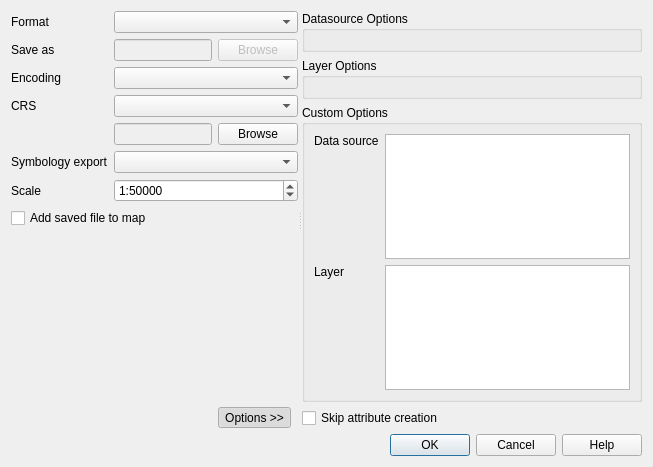
Above: src/ui/qgsvectorlayersaveasdialogbase.ui from qgis/QGIS before the change. Below: the same form after it.
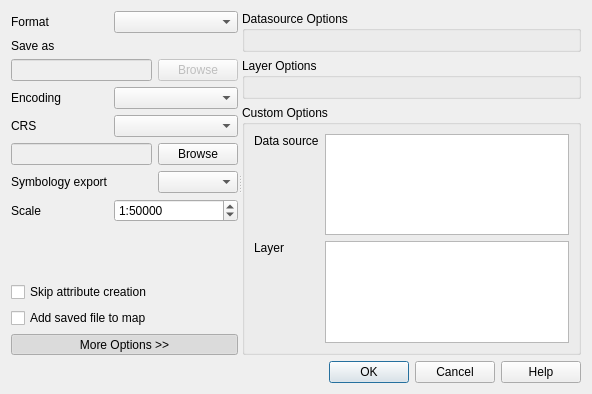
That is the form after the change. Custom widgets are drawn as their Qt base class.

The edit to the form file:
```diff
--- a/src/ui/qgsvectorlayersaveasdialogbase.ui
+++ b/src/ui/qgsvectorlayersaveasdialogbase.ui
@@ -6,8 +6,8 @@
    <rect>
     <x>0</x>
     <y>0</y>
-    <width>653</width>
-    <height>467</height>
+    <width>592</width>
+    <height>394</height>
    </rect>
   </property>
   <property name="sizePolicy">
@@ -46,29 +46,6 @@
         </property>
         <widget class="QWidget" name="widget" native="true">
          <layout class="QGridLayout" name="gridLayout_4">
-          <item row="2" column="1" colspan="2">
-           <widget class="QComboBox" name="mEncodingComboBox"/>
-          </item>
-          <item row="6" column="1" colspan="2">
-           <widget class="QSpinBox" name="mScaleSpinBox">
-            <property name="prefix">
-             <string>1:</string>
-            </property>
-            <property name="maximum">
-             <number>999999999</number>
-            </property>
-            <property name="value">
-             <number>50000</number>
-            </property>
-           </widget>
-          </item>
-          <item row="6" column="0">
-           <widget class="QLabel" name="mScaleLabel">
-            <property name="text">
-             <string>Scale</string>
-            </property>
-           </widget>
-          </item>
           <item row="1" column="0">
            <widget class="QLabel" name="label">
             <property name="text">
@@ -79,17 +56,20 @@
             </property>
            </widget>
           </item>
-          <item row="0" column="1" colspan="2">
-           <widget class="QComboBox" name="mFormatComboBox"/>
-          </item>
-          <item row="4" column="2">
-           <widget class="QPushButton" name="browseCRS">
+          <item row="4" column="0">
+           <widget class="QLabel" name="label_3">
             <property name="text">
-             <string>Browse</string>
+             <string>CRS</string>
+            </property>
+            <property name="buddy">
+             <cstring>leCRS</cstring>
             </property>
            </widget>
           </item>
-          <item row="4" column="1">
+          <item row="6" column="2">
+           <widget class="QComboBox" name="mSymbologyExportComboBox"/>
+          </item>
+          <item row="5" column="0" colspan="2">
            <widget class="QLineEdit" name="leCRS">
             <property name="enabled">
              <bool>false</bool>
@@ -99,68 +79,38 @@
             </property>
            </widget>
           </item>
-          <item row="3" column="1" colspan="2">
+          <item row="4" column="1" colspan="2">
            <widget class="QComboBox" name="mCRSSelection"/>
           </item>
-          <item row="10" column="2">
-           <widget class="QToolButton" name="mOptionsButton">
-            <property name="text">
-             <string>Options &gt;&gt;</string>
-            </property>
-            <property name="checkable">
-             <bool>true</bool>
-            </property>
-            <property name="checked">
-             <bool>true</bool>
-            </property>
-           </widget>
-          </item>
-          <item row="1" column="1">
+          <item row="2" column="0" colspan="2">
            <widget class="QLineEdit" name="leFilename">
             <property name="enabled">
              <bool>false</bool>
             </property>
            </widget>
           </item>
-          <item row="1" column="2">
-           <widget class="QPushButton" name="browseFilename">
-            <property name="enabled">
-             <bool>false</bool>
-            </property>
-            <property name="text">
-             <string>Browse</string>
-            </property>
-           </widget>
+          <item row="3" column="1" colspan="2">
+           <widget class="QComboBox" name="mEncodingComboBox"/>
           </item>
-          <item row="3" column="0">
-           <widget class="QLabel" name="label_3">
+          <item row="7" column="0">
+           <widget class="QLabel" name="mScaleLabel">
             <property name="text">
-             <string>CRS</string>
+             <string>Scale</string>
             </property>
             <property name="buddy">
              <cstring>leCRS</cstring>
             </property>
            </widget>
           </item>
-          <item row="8" column="0" colspan="2">
+          <item row="10" column="0" colspan="2">
            <widget class="QCheckBox" name="mAddToCanvas">
             <property name="text">
              <string>Add saved file to map</string>
             </property>
            </widget>
           </item>
-          <item row="5" column="1" colspan="2">
-           <widget class="QComboBox" name="mSymbologyExportComboBox"/>
-          </item>
-          <item row="2" column="0">
-           <widget class="QLabel" name="label_4">
-            <property name="text">
-             <string>Encoding</string>
-            </property>
-            <property name="buddy">
-             <cstring>mEncodingComboBox</cstring>
-            </property>
-           </widget>
+          <item row="0" column="1" colspan="2">
+           <widget class="QComboBox" name="mFormatComboBox"/>
           </item>
           <item row="0" column="0">
            <widget class="QLabel" name="label_2">
@@ -172,15 +122,8 @@
             </property>
            </widget>
           </item>
-          <item row="5" column="0">
-           <widget class="QLabel" name="mSymbologyExportLabel">
-            <property name="text">
-             <string>Symbology export</string>
-            </property>
-           </widget>
-          </item>
-          <item row="9" column="0" colspan="3">
-           <spacer name="verticalSpacer">
+          <item row="8" column="1">
+           <spacer name="verticalSpacer_3">
             <property name="orientation">
              <enum>Qt::Vertical</enum>
             </property>
@@ -192,6 +135,85 @@
             </property>
            </spacer>
           </item>
+          <item row="7" column="1" colspan="2">
+           <widget class="QSpinBox" name="mScaleSpinBox">
+            <property name="prefix">
+             <string>1:</string>
+            </property>
+            <property name="maximum">
+             <number>999999999</number>
+            </property>
+            <property name="value">
+             <number>50000</number>
+            </property>
+           </widget>
+          </item>
+          <item row="6" column="0">
+           <widget class="QLabel" name="mSymbologyExportLabel">
+            <property name="text">
+             <string>Symbology export</string>
+            </property>
+           </widget>
+          </item>
+          <item row="3" column="0">
+           <widget class="QLabel" name="label_4">
+            <property name="text">
+             <string>Encoding</string>
+            </property>
+            <property name="buddy">
+             <cstring>mEncodingComboBox</cstring>
+            </property>
+           </widget>
+          </item>
+          <item row="5" column="2">
+           <widget class="QPushButton" name="browseCRS">
+            <property name="text">
+             <string>Browse</string>
+            </property>
+           </widget>
+          </item>
+          <item row="9" column="0" colspan="2">
+           <widget class="QCheckBox" name="mSkipAttributeCreation">
+            <property name="toolTip">
+             <string>This allows one to surpress attribute creation as some OGR drivers (eg. DGN, DXF) don't support it.</string>
+            </property>
+            <property name="text">
+             <string>Skip attribute creation</string>
+            </property>
+           </widget>
+          </item>
+          <item row="2" column="2">
+           <widget class="QPushButton" name="browseFilename">
+            <property name="enabled">
+             <bool>false</bool>
+            </property>
+            <property name="text">
+             <string>Browse</string>
+            </property>
+           </widget>
+          </item>
+          <item row="11" column="0" colspan="3">
+           <widget class="QToolButton" name="mOptionsButton">
+            <property name="enabled">
+             <bool>true</bool>
+            </property>
+            <property name="sizePolicy">
+             <sizepolicy hsizetype="Minimum" vsizetype="Maximum">
+              <horstretch>0</horstretch>
+              <verstretch>0</verstretch>
+             </sizepolicy>
+            </property>
+            <property name="text">
+             <string>More Options &gt;&gt;</string>
+            </property>
+            <property name="checkable">
+             <bool>true</bool>
+            </property>
+            <property name="checked">
+             <bool>true</bool>
+            </property>
+           </widget>
+          </item>
          </layout>
         </widget>
         <widget class="QWidget" name="mOptionsGroupBox" native="true">
@@ -315,16 +337,6 @@
             <zorder>mOgrLayerOptions</zorder>
            </widget>
           </item>
-          <item row="4" column="0">
-           <widget class="QCheckBox" name="mSkipAttributeCreation">
-            <property name="toolTip">
-             <string>This allows one to surpress attribute creation as some OGR drivers (eg. DGN, DXF) don't support it.</string>
-            </property>
-            <property name="text">
-             <string>Skip attribute creation</string>
-            </property>
-           </widget>
-          </item>
           <item row="1" column="0">
            <widget class="QgsCollapsibleGroupBox" name="mLayerOptionsGroupBox">
             <property name="title">
```
Left out of the diff: 3 changed lines with no effect on the pictures.
